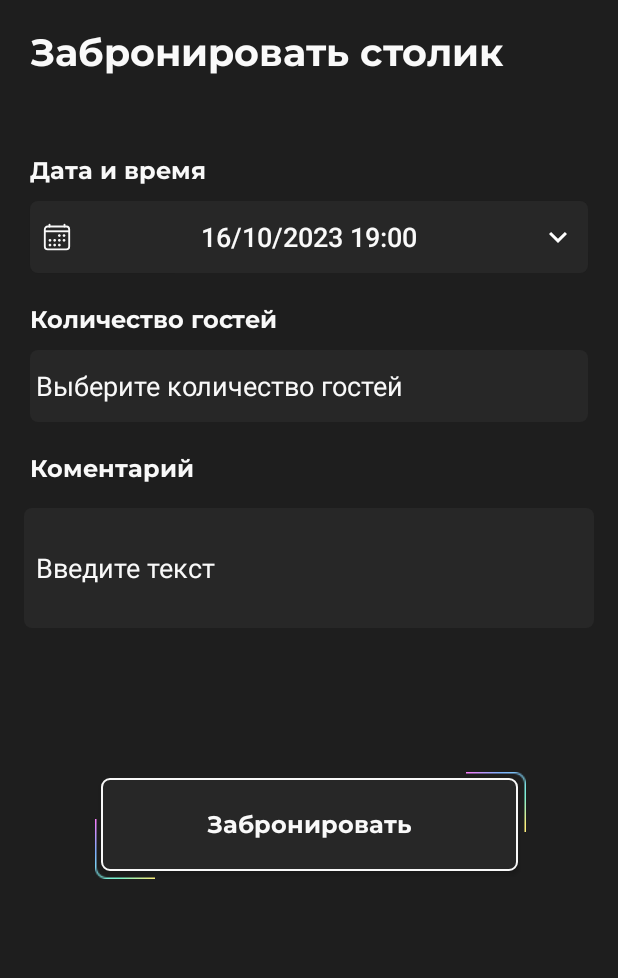
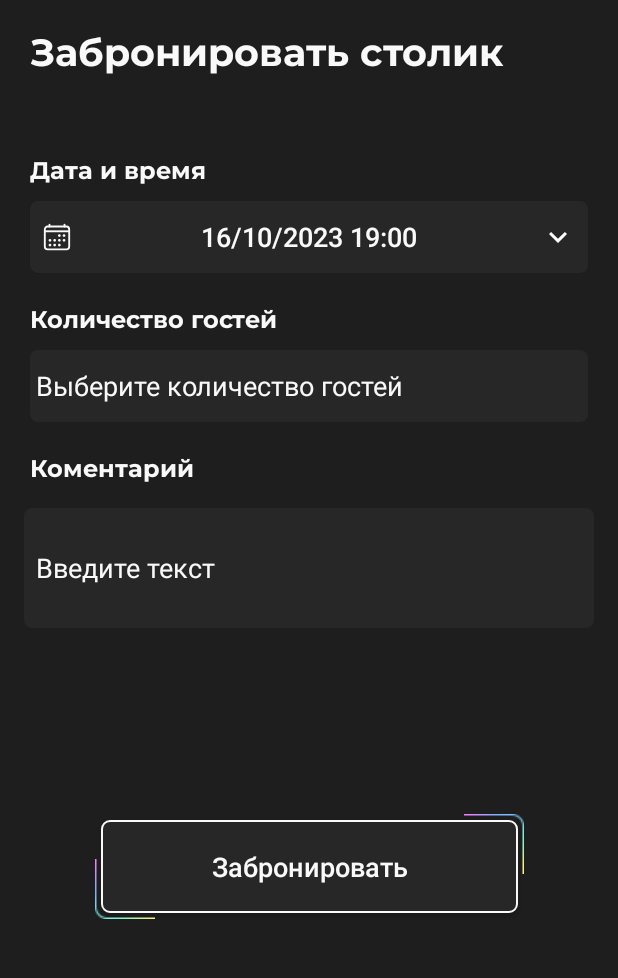
Before and after one commit to PineapplePractice-Hookah-MOB/InfernoHookah, an Android app: the ReservationFragment screen opened through its navigation route, on a phone screen of 412 x 824 dp, the part 132-1110 px from its top. Run offline under Robolectric (Android 15) with nearby library versions, the phone set to English and light mode, and no system bars; our stand-ins replace navigation-ui.

Commit message:
редизайн кнопок. возвращение фона на кнопку - забронировать

```diff
--- a/app/src/main/res/layout/fragment_reservation.xml
+++ b/app/src/main/res/layout/fragment_reservation.xml
@@ -149,40 +149,18 @@
 
     <androidx.appcompat.widget.AppCompatButton
         android:id="@+id/requestBTN"
-        android:layout_width="278dp"
-        android:layout_height="wrap_content"
-        android:layout_marginTop="100dp"
-        android:background="@drawable/button_inactive"
+        android:layout_width="286dp"
+        android:layout_height="70dp"
+        android:background="@drawable/background_custom_button"
         android:clickable="true"
         android:focusable="true"
-        android:fontFamily="@font/montserrat_bold"
         android:text="Забронировать"
         android:textAllCaps="false"
         android:textColor="@color/main_text_color"
-        android:textSize="16sp"
-        android:visibility="visible"
+        android:textSize="18sp"
+        app:layout_constraintBottom_toBottomOf="parent"
         app:layout_constraintEnd_toEndOf="parent"
         app:layout_constraintStart_toStartOf="parent"
         app:layout_constraintTop_toBottomOf="@+id/et_comment" />
 
-    <ImageView
-        android:id="@+id/btnCornerLeft"
-        android:layout_width="wrap_content"
-        android:layout_height="wrap_content"
-        android:layout_marginEnd="-36dp"
-        android:layout_marginBottom="-5dp"
-        android:src="@drawable/corner_left"
-        app:layout_constraintBottom_toBottomOf="@+id/requestBTN"
-        app:layout_constraintEnd_toStartOf="@+id/requestBTN" />
-
-    <ImageView
-        android:id="@+id/btnCornerRight"
-        android:layout_width="wrap_content"
-        android:layout_height="wrap_content"
-        android:layout_marginEnd="-5dp"
-        android:layout_marginBottom="-36dp"
-        android:src="@drawable/corner_right"
-        app:layout_constraintBottom_toTopOf="@+id/requestBTN"
-        app:layout_constraintEnd_toEndOf="@+id/requestBTN" />
-
 </androidx.constraintlayout.widget.ConstraintLayout>
```
Also changed, not shown: app/src/main/res/layout/fragment_auth_step_1.xml (+6 -6 lines), app/src/main/res/layout/fragment_auth_step_2.xml (+3 -24 lines), app/src/main/res/layout/fragment_auth_step_3.xml (+3 -24 lines).
